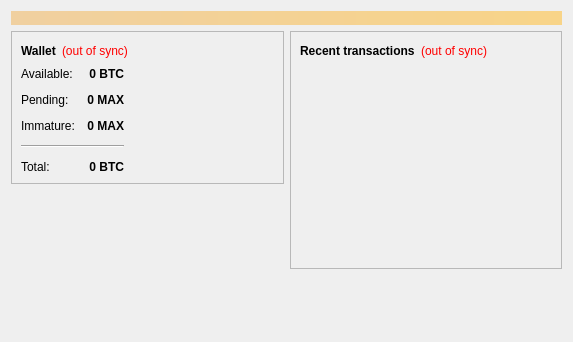
Above: src/qt/forms/overviewpage.ui from Max-Coin/maxcoin-dev-staging before the change. Below: the same form after it.
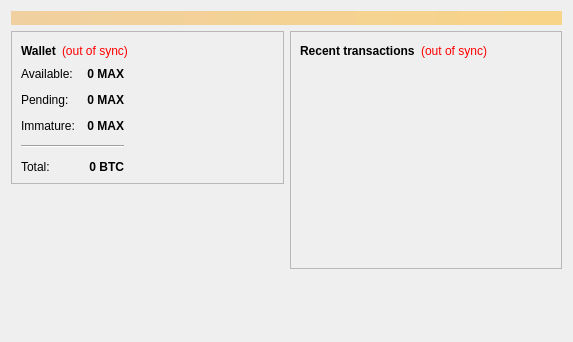
That is the form after the change.

Commit message: overviewpage ui text change

The edit to the form file:
```diff
--- a/src/qt/forms/overviewpage.ui
+++ b/src/qt/forms/overviewpage.ui
@@ -124,7 +124,7 @@
                <string>Your current spendable balance</string>
               </property>
               <property name="text">
-               <string notr="true">0 BTC</string>
+               <string notr="true">0 MAX</string>
               </property>
               <property name="alignment">
                <set>Qt::AlignRight|Qt::AlignTrailing|Qt::AlignVCenter</set>
```
